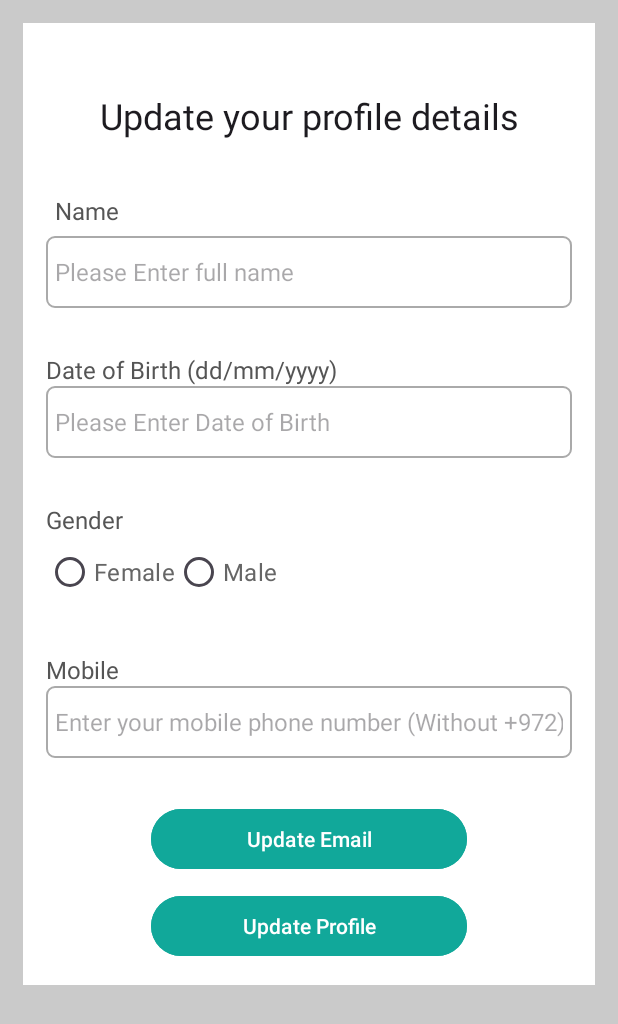
After one commit to Henosit/Barbershop-Application, an Android app: the UpdateProfileActivity screen opened directly, with no data from a screen before it, on a phone screen of 412 x 824 dp. The commit adds this screen. Shown: the top 1024 px of the screen. Run offline under Robolectric (Android 15) with nearby library versions, the phone set to English and light mode, and no system bars; our stand-ins replace Firebase (no records; nobody signed in at launch, a user with empty details on screens opened directly).

Commit message:
Added activity_update_profile.xml, UpdateProfileActivity almost completed and added ForgetPasswordActivity and its layout

```diff
--- a/app/src/main/java/com/example/barbershopapp/activities/MainActivity.java
+++ b/app/src/main/java/com/example/barbershopapp/activities/MainActivity.java
@@ -55,16 +55,16 @@ public class MainActivity extends AppCompatActivity {
                         }
                     });
 
-//                MenuItem updateProfileMenuItem = menu.findItem(R.id.menu_update_profile);
-//                updateProfileMenuItem.setOnMenuItemClickListener(new MenuItem.OnMenuItemClickListener() {
-//                    @Override
-//                    public boolean onMenuItemClick(MenuItem item) {
-//                        // Update Profile
-//                        Intent intent = new Intent (MainActivity.this, UpdateProfileActivity.class);
-//                        startActivity(intent);
-//                        return true;
-//                    }
-//                });
+                MenuItem updateProfileMenuItem = menu.findItem(R.id.menu_update_profile);
+                updateProfileMenuItem.setOnMenuItemClickListener(new MenuItem.OnMenuItemClickListener() {
+                    @Override
+                    public boolean onMenuItemClick(MenuItem item) {
+                        // Update Profile
+                        Intent intent = new Intent (MainActivity.this, UpdateProfileActivity.class);
+                        startActivity(intent);
+                        return true;
+                    }
+                });
 
 //                MenuItem updateEmailMenuItem = menu.findItem(R.id.menu_update_email);
 //                updateEmailMenuItem.setOnMenuItemClickListener(new MenuItem.OnMenuItemClickListener() {
--- /dev/null
+++ b/app/src/main/java/com/example/barbershopapp/activities/UpdateProfileActivity.java
@@ -0,0 +1,118 @@
+package com.example.barbershopapp.activities;
+
+import androidx.annotation.NonNull;
+import androidx.appcompat.app.AppCompatActivity;
+
+import android.app.DatePickerDialog;
+import android.content.Intent;
+import android.os.Bundle;
+import android.view.View;
+import android.widget.Button;
+import android.widget.DatePicker;
+import android.widget.EditText;
+import android.widget.ProgressBar;
+import android.widget.RadioButton;
+import android.widget.RadioGroup;
+import android.widget.Toast;
+
+import com.example.barbershopapp.R;
+import com.example.barbershopapp.utils.ReadWriteUserDetails;
+import com.google.firebase.auth.FirebaseAuth;
+import com.google.firebase.auth.FirebaseUser;
+import com.google.firebase.database.DataSnapshot;
+import com.google.firebase.database.DatabaseError;
+import com.google.firebase.database.DatabaseReference;
+import com.google.firebase.database.FirebaseDatabase;
+import com.google.firebase.database.ValueEventListener;
+
+import java.util.Calendar;
+
+public class UpdateProfileActivity extends AppCompatActivity {
+    private EditText editTextUpdateName,editTextUpdateDate,editTextUpdateMobile;
+    private RadioGroup radioGroupUpdateGender;
+    private RadioButton radioButtonUpdateGenderSelected;
+    private String textFullName,textDate,textGender,textMobile;
+    private FirebaseAuth authProfile;
+    private ProgressBar progressBar;
+    @Override
+    protected void onCreate(Bundle savedInstanceState) {
+        super.onCreate(savedInstanceState);
+        setContentView(R.layout.activity_update_profile);
+        progressBar=findViewById(R.id.progressBar);
+        editTextUpdateDate=findViewById(R.id.editText_update_Date);
+        editTextUpdateMobile=findViewById(R.id.editText_update_Mobile);
+        editTextUpdateName=findViewById(R.id.editText_update_Profile_Name);
+        radioGroupUpdateGender=findViewById(R.id.radioGroup_Update_Gender);
+        authProfile=FirebaseAuth.getInstance();
+        FirebaseUser firebaseUser=authProfile.getCurrentUser();
+        //Show profile Data
+        showProfile(firebaseUser);
+//        Button buttonUpdateEmail=findViewById(R.id.buttonUpdateEmail);
+//        buttonUpdateEmail.setOnClickListener(new View.OnClickListener() {
+//            @Override
+//            public void onClick(View view) {
+//                Intent intent= new Intent(UpdateProfileActivity.this,UpdateEmailActivity.class);
+//                StartActivity(intent);
+//                finish();
+//            }
+//        });
+        // Setting up Date Picker on EditText
+        editTextUpdateDate.setOnClickListener(new View.OnClickListener() {
+            @Override
+            public void onClick(View view) {
+                String textSADoB[]=textDate.split("/");
+                int day = Integer.parseInt(textSADoB[0]);
+                int month = Integer.parseInt(textSADoB[1])-1;
+                int year = Integer.parseInt(textSADoB[2]);
+                DatePickerDialog picker;
+                // Data Picker Dialog
+                picker = new DatePickerDialog(UpdateProfileActivity.this, new DatePickerDialog.OnDateSetListener() {
+                    @Override
+                    public void onDateSet(DatePicker datePicker, int year, int month, int dayOfMonth) {
+                        editTextUpdateDate.setText(dayOfMonth+"/"+(month+1)+"/"+year); // month+1 so it's from 1 to 12
+                    }
+                }, year, month, day);
+                picker.show();
+            }
+        });
+    }
+    //fetch data
+    private void showProfile(FirebaseUser firebaseUser) {
+        String uidRegistered=firebaseUser.getUid();
+        //Extract reference
+        DatabaseReference referencePfp= FirebaseDatabase.getInstance().getReference("Registered Users");
+        progressBar.setVisibility(View.VISIBLE);
+        referencePfp.child(uidRegistered).addListenerForSingleValueEvent(new ValueEventListener() {
+            @Override
+            public void onDataChange(@NonNull DataSnapshot snapshot) {
+                ReadWriteUserDetails readUserDetails= snapshot.getValue(ReadWriteUserDetails.class);
+                if(readUserDetails!=null){
+                    textFullName=firebaseUser.getDisplayName();
+                    textDate=readUserDetails.getBirthday();
+                    textGender=readUserDetails.getGender();
+                    textMobile=readUserDetails.getMobile();
+                    editTextUpdateName.setText(textFullName);
+                    editTextUpdateDate.setText(textDate);
+                    editTextUpdateMobile.setText(textMobile);
+                    if(textGender.equals("Male")){
+                        radioButtonUpdateGenderSelected=findViewById(R.id.radio_updateMale);
+                    }
+                    else {
+                        radioButtonUpdateGenderSelected = findViewById(R.id.radio_updateFemale);
+                    }
+                    radioButtonUpdateGenderSelected.setChecked(true);
+                }
+                else {
+                    Toast.makeText(UpdateProfileActivity.this,"Something Went Wrong!",Toast.LENGTH_SHORT).show();
+                }
+                progressBar.setVisibility(View.GONE);
+            }
+
+            @Override
+            public void onCancelled(@NonNull DatabaseError error) {
+                Toast.makeText(UpdateProfileActivity.this,"Something Went Wrong!",Toast.LENGTH_SHORT).show();
+                progressBar.setVisibility(View.GONE);
+            }
+        });
+    }
+}
--- /dev/null
+++ b/app/src/main/res/layout/activity_update_profile.xml
@@ -0,0 +1,156 @@
+<?xml version="1.0" encoding="utf-8"?>
+<ScrollView xmlns:android="http://schemas.android.com/apk/res/android"
+    xmlns:app="http://schemas.android.com/apk/res-auto"
+    xmlns:tools="http://schemas.android.com/tools"
+    android:layout_width="match_parent"
+    android:layout_height="match_parent"
+    tools:context=".activities.UpdateProfileActivity"
+    android:background="@color/light_gray">
+    <RelativeLayout
+        android:layout_width="match_parent"
+        android:layout_height="wrap_content"
+        android:padding="15dp"
+        android:layout_margin="15dp"
+        android:background="@color/white">
+
+        <TextView
+            android:id="@+id/textView_update_profile_head"
+            android:layout_width="match_parent"
+            android:layout_height="wrap_content"
+            android:layout_marginStart="30dp"
+            android:layout_marginTop="30dp"
+            android:layout_marginEnd="30dp"
+            android:layout_marginBottom="30dp"
+            android:text="Update your profile details"
+            android:textAlignment="center"
+            android:textAppearance="@style/TextAppearance.AppCompat.Headline" />
+
+        <TextView
+            android:id="@+id/textView_update_profile_name"
+            android:layout_width="match_parent"
+            android:layout_height="wrap_content"
+            android:text="Name"
+            android:layout_below="@id/textView_update_profile_head"
+            android:padding="6dp"
+            android:textSize="16sp"
+            android:textColor="#555555"/>
+        <EditText
+            android:layout_width="match_parent"
+            android:layout_height="wrap_content"
+            android:id="@+id/editText_update_Profile_Name"
+            android:layout_below="@id/textView_update_profile_name"
+            android:textSize="16sp"
+            android:padding="6dp"
+            android:hint="Please Enter full name"
+            android:background="@drawable/border"
+            android:minHeight="48dp"
+            android:textColor="#555555"
+            />
+        <TextView
+            android:id="@+id/textView_update_Date"
+            android:layout_width="match_parent"
+            android:layout_height="wrap_content"
+            android:text="Date of Birth (dd/mm/yyyy)"
+            android:layout_below="@id/editText_update_Profile_Name"
+            android:textAppearance="@style/TextAppearance.AppCompat.Headline"
+            android:textSize="16sp"
+            android:layout_marginTop="30dp"
+            android:textColor="#555555"/>
+        <EditText
+            android:layout_width="match_parent"
+            android:layout_height="wrap_content"
+            android:id="@+id/editText_update_Date"
+            android:layout_below="@id/textView_update_Date"
+            android:background="@drawable/border"
+            android:textSize="16sp"
+            android:padding="6dp"
+            android:inputType="date"
+            android:hint="Please Enter Date of Birth"
+            android:minHeight="48dp"
+            android:focusable="false"
+            android:textColor="#555555" />
+        <TextView
+            android:id="@+id/textView_update_Gender"
+            android:layout_width="match_parent"
+            android:layout_height="wrap_content"
+            android:text="Gender"
+            android:layout_below="@id/editText_update_Date"
+            android:textAppearance="@style/TextAppearance.AppCompat.Headline"
+            android:textSize="16sp"
+            android:layout_marginTop="30dp"
+            android:textColor="#555555"/>
+        <RadioGroup
+            android:layout_width="match_parent"
+            android:id="@+id/radioGroup_Update_Gender"
+            android:layout_height="wrap_content"
+            android:layout_below="@id/textView_update_Gender"
+            android:orientation="horizontal">
+            <RadioButton
+                android:layout_width="wrap_content"
+                android:layout_height="wrap_content"
+                android:id="@+id/radio_updateFemale"
+                android:text="Female"
+                android:textSize="16sp"
+                android:textColor="#666666" />
+            <RadioButton
+                android:layout_width="wrap_content"
+                android:layout_height="wrap_content"
+                android:id="@+id/radio_updateMale"
+                android:text="Male"
+                android:textSize="16sp"
+                android:textColor="#666666" />
+        </RadioGroup>
+        <TextView
+            android:id="@+id/textView_update_Mobile"
+            android:layout_width="match_parent"
+            android:layout_height="wrap_content"
+            android:text="Mobile"
+            android:layout_below="@id/radioGroup_Update_Gender"
+            android:textAppearance="@style/TextAppearance.AppCompat.Headline"
+            android:textSize="16sp"
+            android:layout_marginTop="30dp"
+            android:textColor="#555555"/>
+        <EditText
+            android:layout_width="match_parent"
+            android:layout_height="wrap_content"
+            android:id="@+id/editText_update_Mobile"
+            android:layout_below="@id/textView_update_Mobile"
+            android:background="@drawable/border"
+            android:textSize="16sp"
+            android:padding="6dp"
+            android:inputType="phone"
+            android:hint="Enter your mobile phone number (Without +972)"
+            android:textColor="#555555"
+            android:minHeight="48dp"
+            />
+        <Button
+            android:layout_width="match_parent"
+            android:layout_height="wrap_content"
+            android:id="@+id/buttonUpdateEmail"
+            android:layout_below="@id/editText_update_Mobile"
+            android:layout_marginTop="30dp"
+            android:layout_marginRight="70dp"
+            android:layout_marginLeft="70dp"
+            android:text="Update Email"
+            android:backgroundTint="@color/dark_turquoise"/>
+        <Button
+            android:layout_width="match_parent"
+            android:layout_height="wrap_content"
+            android:id="@+id/buttonUpdateProfile"
+            android:layout_below="@id/buttonUpdateEmail"
+            android:layout_marginRight="70dp"
+            android:layout_marginLeft="70dp"
+            android:layout_marginTop="10dp"
+            android:text="Update Profile"
+            android:backgroundTint="@color/dark_turquoise"/>
+        <ProgressBar
+            android:id="@+id/progressBar"
+            android:layout_width="wrap_content"
+            android:layout_height="wrap_content"
+            style="?android:attr/progressBarStyleLarge"
+            android:layout_centerHorizontal="true"
+            android:elevation="10dp"
+            android:layout_below="@id/buttonUpdateProfile"
+            android:visibility="gone" />
+    </RelativeLayout>
+</ScrollView>
```
Also changed, not shown: app/src/main/AndroidManifest.xml (+5 -2 lines).
